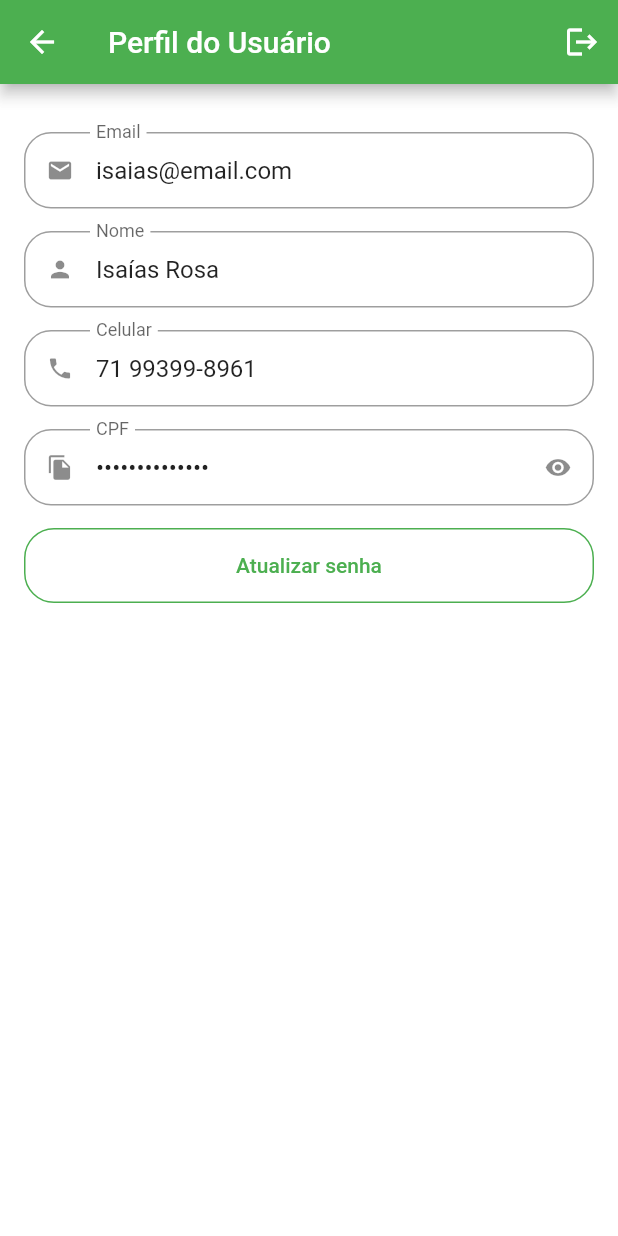
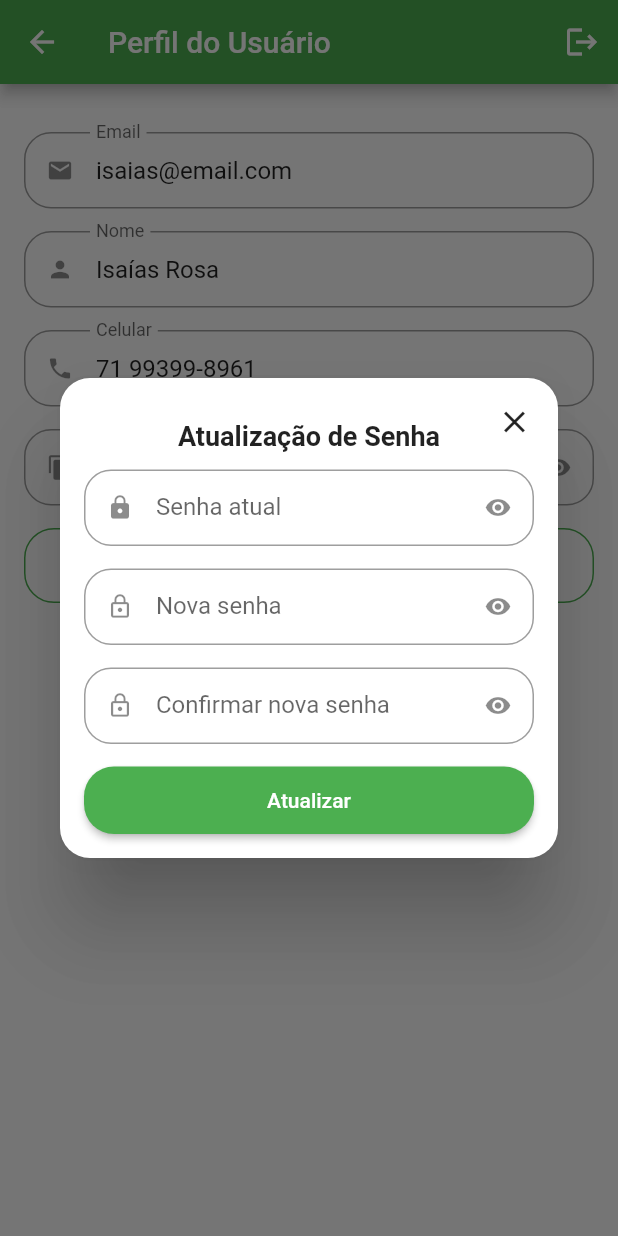
Before and after one commit to isaias99i/GreenGrocer, a Flutter app: the ProfileTab screen opened directly, after a tap on "Atualizar senha", on a phone screen of 412 x 824 dp. Run offline on Flutter 3.47's test engine with Material 2 defaults, Android fonts, the phone set to English and light mode, and no system bars; our stand-ins replace animated_text_kit, badges, mask_text_input_formatter.

```diff
--- /dev/null
+++ b/lib/src/pages/orders/orders_tab.dart
@@ -0,0 +1,10 @@
+import 'package:flutter/material.dart';
+
+class OrdersTab extends StatelessWidget {
+  const OrdersTab({Key? key}) : super(key: key);
+
+  @override
+  Widget build(BuildContext context) {
+    return Container();
+  }
+}
--- a/lib/src/pages/profile/profile_tab.dart
+++ b/lib/src/pages/profile/profile_tab.dart
@@ -2,9 +2,14 @@ import 'package:flutter/material.dart';
 import 'package:greengrocer/src/pages/common_widgets/custom_text_field.dart';
 import 'package:greengrocer/src/config/app_data.dart' as appData;
 
-class ProfileTab extends StatelessWidget {
+class ProfileTab extends StatefulWidget {
   const ProfileTab({Key? key}) : super(key: key);
 
+  @override
+  State<ProfileTab> createState() => _ProfileTabState();
+}
+
+class _ProfileTabState extends State<ProfileTab> {
   @override
   Widget build(BuildContext context) {
     return Scaffold(
@@ -66,7 +71,9 @@ class ProfileTab extends StatelessWidget {
                   shape: RoundedRectangleBorder(
                     borderRadius: BorderRadius.circular(20),
                   )),
-              onPressed: () {},
+              onPressed: () {
+                updatePassword();
+              },
               child: const Text('Atualizar senha'),
             ),
           )
@@ -74,4 +81,85 @@ class ProfileTab extends StatelessWidget {
       ),
     );
   }
+
+  Future<bool?> updatePassword() {
+    return showDialog(
+      context: context,
+      builder: (context) {
+        return Dialog(
+          shape:
+              RoundedRectangleBorder(borderRadius: BorderRadius.circular(20)),
+          child: Stack(
+            children: [
+              Padding(
+                padding: const EdgeInsets.all(16.0),
+                child: Column(
+                  crossAxisAlignment: CrossAxisAlignment.stretch,
+                  mainAxisSize: MainAxisSize.min,
+                  children: [
+                    //Titulo
+                    const Padding(
+                      padding: EdgeInsets.symmetric(vertical: 12),
+                      child: Text(
+                        'Atualização de Senha',
+                        textAlign: TextAlign.center,
+                        style: TextStyle(
+                          fontSize: 18,
+                          fontWeight: FontWeight.bold,
+                        ),
+                      ),
+                    ),
+
+                    //Senha atual
+                    const CustomTextField(
+                      icon: Icons.lock,
+                      label: 'Senha atual',
+                      isSecret: true,
+                    ),
+
+                    //Nova senha
+                    const CustomTextField(
+                      icon: Icons.lock_outline,
+                      label: 'Nova senha',
+                      isSecret: true,
+                    ),
+
+                    //Confirmação nova senha
+                    const CustomTextField(
+                      icon: Icons.lock_outline,
+                      label: 'Confirmar nova senha',
+                      isSecret: true,
+                    ),
+
+                    //Botão de Confirmação
+                    SizedBox(
+                      height: 45,
+                      child: ElevatedButton(
+                        style: ElevatedButton.styleFrom(
+                            shape: RoundedRectangleBorder(
+                                borderRadius: BorderRadius.circular(20))),
+                        onPressed: () {},
+                        child: const Text('Atualizar'),
+                      ),
+                    ),
+                  ],
+                ),
+              ),
+
+              Positioned(
+                top: 5,
+                right: 5,
+                child: IconButton(
+                  onPressed: () {
+                    Navigator.of(context).pop();
+                  },
+                  icon: Icon(Icons.close),
+                ),
+              ),
+            ],
+          ),
+        );
+      },
+    );
+  }
 }
```
